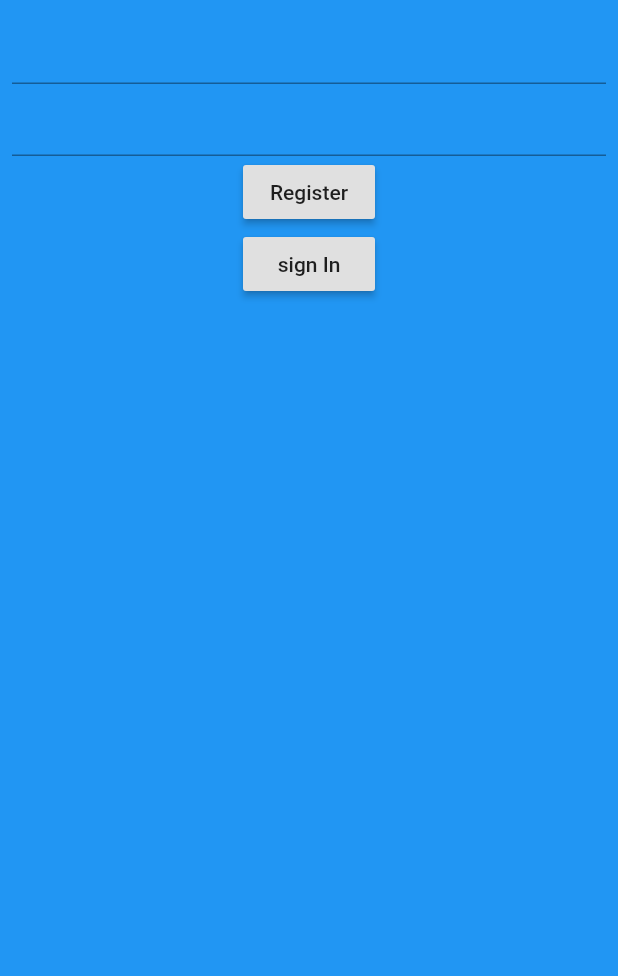
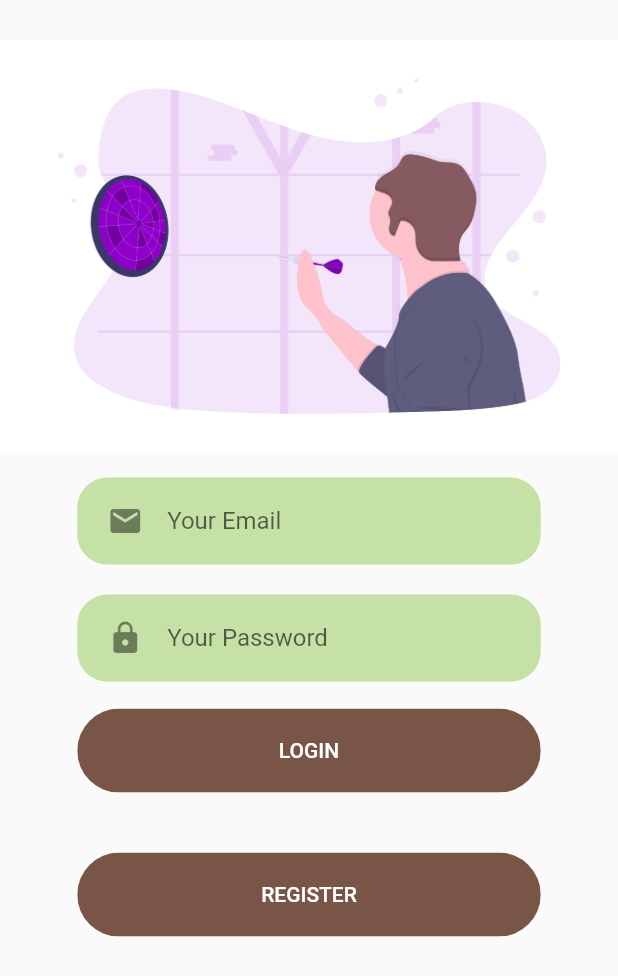
Before and after one commit to oporto723/reach-your-goals, a Flutter app: the SignIn screen opened directly, on a phone screen of 412 x 824 dp. Shown: the top 976 px of the screen. Run offline on Flutter 3.47's test engine with Material 2 defaults, Android fonts, the light colour scheme and no system bars; our stand-ins replace auto_size_text, cloud_firestore, firebase_auth, firebase_core, google_fonts; missing offline and left inert: date_range_picker, sign_button; accounts and stored records are empty.

Commit message:
Finish sign in page

```diff
--- /dev/null
+++ b/lib/components/rounded_button.dart
@@ -0,0 +1,28 @@
+import 'package:flutter/material.dart';
+
+class RoundedButton extends StatelessWidget {
+  final String text;
+  final Function press;
+  const RoundedButton({
+    Key key,
+    this.text,
+    this.press,
+  }) : super(key: key);
+
+  @override
+  Widget build(BuildContext context) {
+    Size size = MediaQuery.of(context).size;
+    return Container(
+      width: size.width * 0.75,
+      child: ClipRRect(
+        borderRadius: BorderRadius.circular(30),
+        child: FlatButton(
+          onPressed: press,
+          padding: EdgeInsets.symmetric(vertical: 20, horizontal: 40),
+          color: Color(0xff795548),
+          child: Text(text, style: TextStyle(color: Colors.white)),
+        ),
+      ),
+    );
+  }
+}
--- a/lib/services/auth_service.dart
+++ b/lib/services/auth_service.dart
@@ -2,6 +2,11 @@ import 'package:firebase_auth/firebase_auth.dart';
 
 class AuthService {
   final FirebaseAuth _firebaseAuth = FirebaseAuth.instance;
+
+  // Get user UID
+  Future<String> getCurrenUID() async {
+    return (_firebaseAuth.currentUser).uid;
+  }
 
   Future<bool> signIn(String email, String password) async {
     try {
--- a/lib/views/sign_in.dart
+++ b/lib/views/sign_in.dart
@@ -1,8 +1,9 @@
-import 'package:firebase_auth/firebase_auth.dart';
 import 'package:flutter/material.dart';
+import 'package:reachYourGoals/components/rounded_button.dart';
 import 'package:reachYourGoals/services/auth_service.dart';
 import 'package:reachYourGoals/widgets/home_widget.dart';
 
+// ignore: must_be_immutable
 class SignIn extends StatelessWidget {
   TextEditingController _emailField = TextEditingController();
   TextEditingController _passwordField = TextEditingController();
@@ -11,39 +12,48 @@ class SignIn extends StatelessWidget {
 
   @override
   Widget build(BuildContext context) {
-    final _width = MediaQuery.of(context).size.width;
-    final _height = MediaQuery.of(context).size.height;
+    Size size = MediaQuery.of(context).size;
 
     return Scaffold(
-      body: Container(
-        width: _width,
-        height: _height,
-        child: DecoratedBox(
-          decoration: new BoxDecoration(
-            color: Colors.blue,
-          ),
-          child: Padding(
-            padding: const EdgeInsets.all(8.0),
-            child: Column(
-              children: [
-                TextFormField(
-                    controller: _emailField, decoration: InputDecoration()),
-                TextFormField(
+      // resizeToAvoidBottomPadding: false,
+      body: SingleChildScrollView(
+        child: Padding(
+          padding: const EdgeInsets.only(top: 20.0),
+          child: Column(
+            mainAxisAlignment: MainAxisAlignment.center,
+            children: <Widget>[
+              Image(
+                  image: AssetImage("assets/logo.png"),
+                  height: size.height * 0.35),
+              TextFieldContainer(
+                child: TextField(
+                  controller: _emailField,
+                  decoration: InputDecoration(
+                    icon: Icon(
+                      Icons.mail,
+                    ),
+                    hintText: "Your Email",
+                    border: InputBorder.none,
+                  ),
+                ),
+              ),
+              TextFieldContainer(
+                child: TextField(
                   controller: _passwordField,
+                  decoration: InputDecoration(
+                    icon: Icon(
+                      Icons.lock,
+                    ),
+                    hintText: "Your Password",
+                    border: InputBorder.none,
+                  ),
                 ),
-                RaisedButton(
-                  onPressed: () async {
-                    bool shouldNavigate = await _authService.register(
-                        _emailField.text, _passwordField.text);
-                    if (shouldNavigate) {
-                      Navigator.push(context,
-                          MaterialPageRoute(builder: (context) => Home()));
-                    }
-                  },
-                  child: Text('Register'),
-                ),
-                RaisedButton(
-                  onPressed: () async {
+              ),
+              Padding(
+                padding: const EdgeInsets.all(8.0),
+                child: RoundedButton(
+                  text: "LOGIN",
+                  press: () async {
                     bool shouldNavigate = await _authService.signIn(
                         _emailField.text, _passwordField.text);
                     if (shouldNavigate) {
@@ -54,13 +64,94 @@ class SignIn extends StatelessWidget {
                       Navigator.push(context,
                           MaterialPageRoute(builder: (context) => SignIn()));
                   },
-                  child: Text('sign In'),
                 ),
-              ],
-            ),
+              ),
+              Padding(
+                padding: const EdgeInsets.only(top: 32.0),
+                child: RoundedButton(
+                  text: "REGISTER",
+                  press: () async {
+                    bool shouldNavigate = await _authService.register(
+                        _emailField.text, _passwordField.text);
+                    if (shouldNavigate) {
+                      Navigator.push(context,
+                          MaterialPageRoute(builder: (context) => Home()));
+                    }
+                  },
+                ),
+              ),
+            ],
           ),
         ),
       ),
     );
   }
 }
+
+// TextField container for email and password
+class TextFieldContainer extends StatelessWidget {
+  final Widget child;
+  const TextFieldContainer({Key key, this.child}) : super(key: key);
+
+  @override
+  Widget build(BuildContext context) {
+    Size size = MediaQuery.of(context).size;
+    return Container(
+      margin: EdgeInsets.symmetric(vertical: 10),
+      padding: EdgeInsets.symmetric(horizontal: 20, vertical: 5),
+      width: size.width * 0.75,
+      decoration: BoxDecoration(
+        color: Color(0xffC5E1A5),
+        borderRadius: BorderRadius.circular(20),
+      ),
+      child: child,
+    );
+  }
+}
+
+// body: Container(
+//         width: double.infinity,
+//         height: size.height,
+//         child: DecoratedBox(
+//           decoration: new BoxDecoration(
+//             color: Colors.blue,
+//           ),
+//           child: Padding(
+//             padding: const EdgeInsets.all(8.0),
+//             child: Column(
+//               children: [
+//                 TextFormField(
+//                     controller: _emailField, decoration: InputDecoration()),
+//                 TextFormField(
+//                   controller: _passwordField,
+//                 ),
+//                 RaisedButton(
+//                   onPressed: () async {
+//                     bool shouldNavigate = await _authService.register(
+//                         _emailField.text, _passwordField.text);
+//                     if (shouldNavigate) {
+//                       Navigator.push(context,
+//                           MaterialPageRoute(builder: (context) => Home()));
+//                     }
+//                   },
+//                   child: Text('Register'),
+//                 ),
+//                 RaisedButton(
+//                   onPressed: () async {
+//                     bool shouldNavigate = await _authService.signIn(
+//                         _emailField.text, _passwordField.text);
+//                     if (shouldNavigate) {
+//                       Navigator.push(context,
+//                           MaterialPageRoute(builder: (context) => Home()));
+//                     } else
+//                       // TODO: Create a pop up to indiceate wrong password
+//                       Navigator.push(context,
+//                           MaterialPageRoute(builder: (context) => SignIn()));
+//                   },
+//                   child: Text('sign In'),
+//                 ),
+//               ],
+//             ),
+//           ),
+//         ),
+//       ),
```
